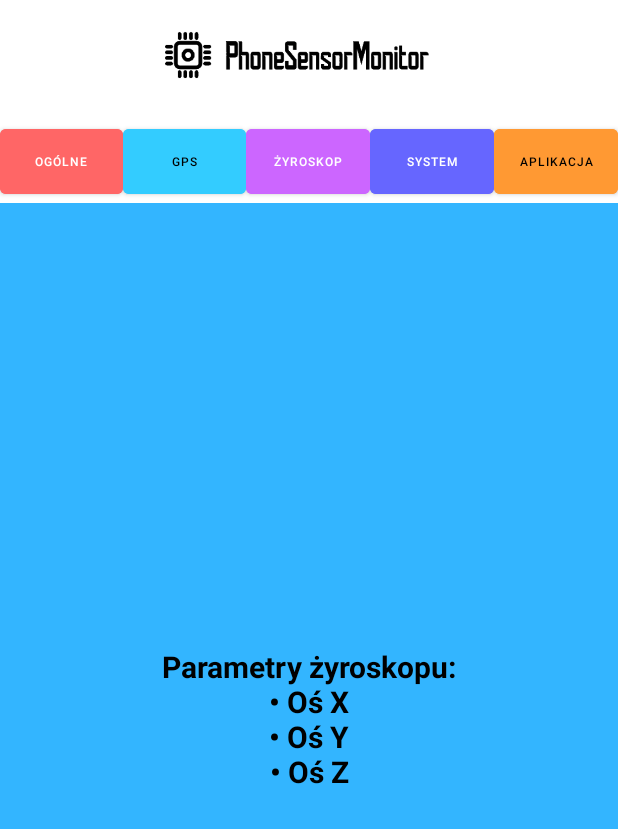
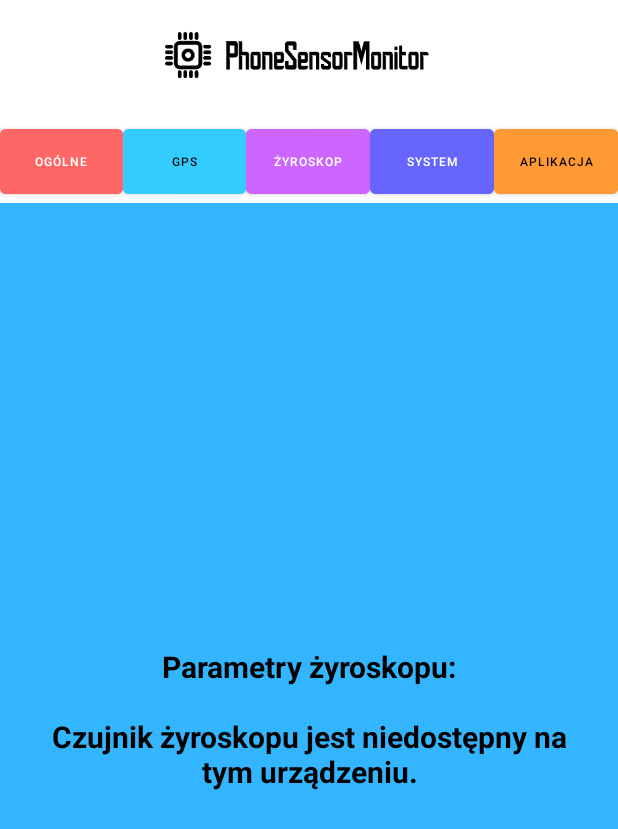
Before and after one commit to Janq20/PhoneMobileSensor-, an Android app: the screen it shows after launch (MainActivity), after a tap on "ŻYROSKOP", on a phone screen of 412 x 824 dp. Shown: the top 829 px of the screen. Run offline under Robolectric (Android 15) with nearby library versions, the phone set to English and light mode, and no system bars; 1 statement that could not run was skipped; 1 other tap on this screen came first.

Commit message:
feat: Dodanie obslugi czujnika zyroskopu w Zakladce zyroskop

```diff
--- a/AndroidStudioProjects/MobileSensor/app/src/main/java/com/example/mobilesensor/MainActivity.java
+++ b/AndroidStudioProjects/MobileSensor/app/src/main/java/com/example/mobilesensor/MainActivity.java
@@ -11,8 +11,8 @@ import java.util.Locale;
 
 import android.app.ActivityManager;
 import android.content.Context;
-import android.content.Intent; // <-- NOWY IMPORT
-import android.net.Uri; // <-- NOWY IMPORT
+import android.content.Intent;
+import android.net.Uri;
 import android.hardware.Sensor;
 import android.hardware.SensorEvent;
 import android.hardware.SensorEventListener;
@@ -30,6 +30,8 @@ public class MainActivity extends AppCompatActivity implements SensorEventListen
     private SensorManager sensorManager;
     private Sensor lightSensor;
     private float aktualneSwiatloLx = -1.0f;
+    private Sensor gyroscopeSensor;
+    private final float[] aktualnyZyroskop = {0, 0, 0}; // X, Y, Z
 
     private LocationManager locationManager;
     private LocationListener locationListener;
@@ -72,6 +74,7 @@ public class MainActivity extends AppCompatActivity implements SensorEventListen
         });
         sensorManager = (SensorManager) getSystemService(Context.SENSOR_SERVICE);
         lightSensor = sensorManager.getDefaultSensor(Sensor.TYPE_LIGHT);
+        gyroscopeSensor = sensorManager.getDefaultSensor(Sensor.TYPE_GYROSCOPE);
 
         if (lightSensor == null) {
             aktualneSwiatloLx = -1.0f;
@@ -119,7 +122,7 @@ public class MainActivity extends AppCompatActivity implements SensorEventListen
         btnZyroskop.setOnClickListener(v -> {
             aktualnieWybranyEkran = EKRAN_ZYROSKOP;
             zatrzymajNasluchiwanieGPS();
-            opisParametrow.setText("Parametry żyroskopu:\n• Oś X\n• Oś Y\n• Oś Z");
+            wyswietlZyroskop(); // ŻYROSKOP: Wywołanie funkcji
         });
 
         btnSystem.setOnClickListener(v -> {
@@ -171,7 +174,6 @@ public class MainActivity extends AppCompatActivity implements SensorEventListen
     private void wyswietlInformacjeGPS() {
         String infoGps = "Parametry GPS:\n\n";
         if (aktualnaSzerokosc == 0.0 && aktualnaDlugosc == 0.0) {
-
             if (!locationManager.isProviderEnabled(LocationManager.GPS_PROVIDER) && !locationManager.isProviderEnabled(LocationManager.NETWORK_PROVIDER)) {
                 infoGps += "BŁĄD: Lokalizacja (GPS) jest wyłączona w ustawieniach telefonu.";
             } else {
@@ -182,7 +184,7 @@ public class MainActivity extends AppCompatActivity implements SensorEventListen
             infoGps += String.format(Locale.US, "• Szerokość geogr.: %.6f\n", aktualnaSzerokosc);
             infoGps += String.format(Locale.US, "• Długość geogr.: %.6f\n", aktualnaDlugosc);
             infoGps += String.format(Locale.US, "• Dokładność: %.1f m\n", aktualnaDokladnosc);
-            infoGps += "\n(Kliknij, aby zobaczyć na mapie)"; // <-- DODANA LINIA
+            infoGps += "\n(Kliknij, aby zobaczyć na mapie)";
         }
         opisParametrow.setText(infoGps);
     }
@@ -217,14 +219,12 @@ public class MainActivity extends AppCompatActivity implements SensorEventListen
         }
 
         try {
-            // Używamy NETWORK_PROVIDER dla szybszego fixa (testy w budynku)
             if (locationManager.isProviderEnabled(LocationManager.NETWORK_PROVIDER)) {
                 locationManager.requestLocationUpdates(LocationManager.NETWORK_PROVIDER,
                         1000,
                         1,
                         locationListener);
             }
-            // Używamy też GPS_PROVIDER dla dokładności (działa na zewnątrz)
             if (locationManager.isProviderEnabled(LocationManager.GPS_PROVIDER)) {
                 locationManager.requestLocationUpdates(LocationManager.GPS_PROVIDER,
                         1000,
@@ -239,6 +239,25 @@ public class MainActivity extends AppCompatActivity implements SensorEventListen
 
     private void zatrzymajNasluchiwanieGPS() {
         locationManager.removeUpdates(locationListener);
+    }
+    //===============================================================
+    // FUNKCJA ŻYROSKOPU
+    //===============================================================
+
+    private void wyswietlZyroskop() {
+        String infoZyroskop;
+        if (gyroscopeSensor == null) {
+            infoZyroskop = "Parametry żyroskopu:\n\nCzujnik żyroskopu jest niedostępny na tym urządzeniu.";
+        } else {
+            infoZyroskop = String.format(Locale.US,
+                    "Parametry żyroskopu (prędkość kątowa):\n\n" +
+                            "• Oś X (pochylenie): %.1f rad/s\n" +
+                            "• Oś Y (przechylenie): %.1f rad/s\n" +
+                            "• Oś Z (obrót): %.1f rad/s",
+                    aktualnyZyroskop[0], aktualnyZyroskop[1], aktualnyZyroskop[2]
+            );
+        }
+        opisParametrow.setText(infoZyroskop);
     }
 
 
@@ -270,6 +289,9 @@ public class MainActivity extends AppCompatActivity implements SensorEventListen
         if (lightSensor != null) {
             sensorManager.registerListener(this, lightSensor, SensorManager.SENSOR_DELAY_NORMAL);
         }
+        if (gyroscopeSensor != null) {
+            sensorManager.registerListener(this, gyroscopeSensor, SensorManager.SENSOR_DELAY_UI);
+        }
 
         if (aktualnieWybranyEkran == EKRAN_GPS) {
             sprawdzIpoprosOPermISjeGPS();
@@ -286,7 +308,6 @@ public class MainActivity extends AppCompatActivity implements SensorEventListen
     //=================================================
     // FUNKCJE CZUJNIKÓW (onSensorChanged)
     //=================================================
-
     @Override
     public void onSensorChanged(SensorEvent event) {
         if (event.sensor.getType() == Sensor.TYPE_LIGHT) {
@@ -296,13 +317,20 @@ public class MainActivity extends AppCompatActivity implements SensorEventListen
             if (aktualnieWybranyEkran == EKRAN_SYSTEM) {
                 wyswietlInformacjeSystemowe();
             }
+        } else if (event.sensor.getType() == Sensor.TYPE_GYROSCOPE) {
+            aktualnyZyroskop[0] = event.values[0]; // X
+            aktualnyZyroskop[1] = event.values[1]; // Y
+            aktualnyZyroskop[2] = event.values[2]; // Z
+
+            if (aktualnieWybranyEkran == EKRAN_ZYROSKOP) {
+                wyswietlZyroskop();
+            }
         }
     }
 
     @Override
     public void onAccuracyChanged(Sensor sensor, int accuracy) {
     }
-
     //=================================================
     // FUNKCJA ZMIANY JASNOŚCI EKRANU
     //=================================================
```
